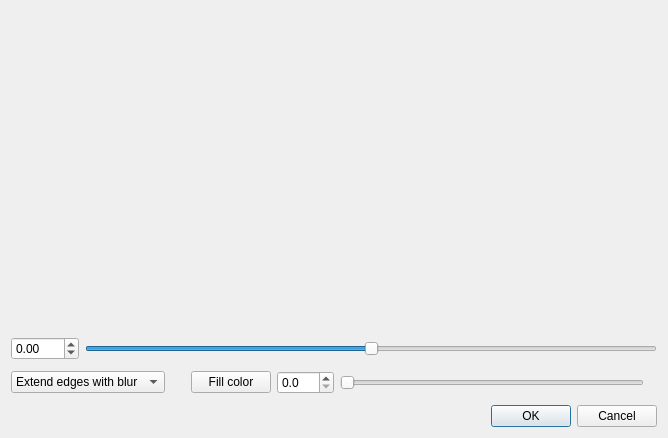
Above: src/dialogs/rotatedialog.ui from classicimageviewer/ClassicImageViewer before the change. Below: the same form after it.
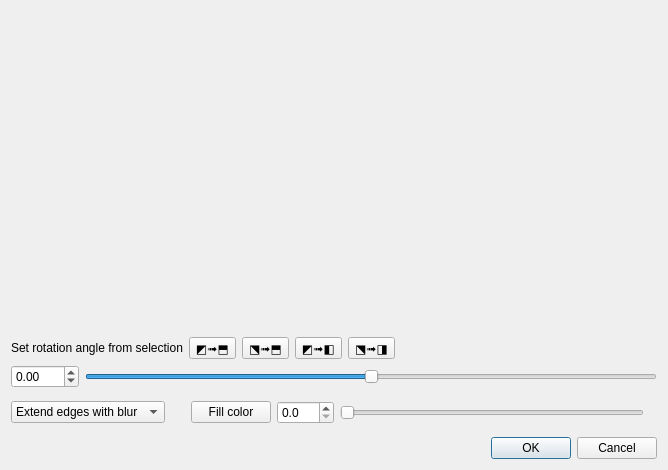
That is the form after the change.

Commit message: RotateDialog: option to set rotation angle from selection

The edit to the form file:
```diff
--- a/src/dialogs/rotatedialog.ui
+++ b/src/dialogs/rotatedialog.ui
@@ -10,7 +10,7 @@
     <x>0</x>
     <y>0</y>
     <width>668</width>
-    <height>438</height>
+    <height>470</height>
    </rect>
   </property>
   <property name="windowTitle">
@@ -61,6 +61,70 @@
        </item>
       </layout>
      </item>
+     <item>
+      <layout class="QHBoxLayout" name="horizontalLayout_3">
+       <item>
+        <widget class="QLabel" name="labelAngleFromSelection">
+         <property name="text">
+          <string>Set rotation angle from selection</string>
+         </property>
+        </widget>
+       </item>
+       <item>
+        <widget class="QToolButton" name="toolButtonAngleFromSelectionBLTRH">
+         <property name="toolTip">
+          <string>Bottom left to top right diagonal to horizotnal</string>
+         </property>
+         <property name="text">
+          <string notr="true">◩➟⬒</string>
+         </property>
+        </widget>
+       </item>
+       <item>
+        <widget class="QToolButton" name="toolButtonAngleFromSelectionTLBRH">
+         <property name="toolTip">
+          <string>Top left to bottom right diagonal to horizotnal</string>
+         </property>
+         <property name="text">
+          <string notr="true">⬔➟⬒</string>
+         </property>
+        </widget>
+       </item>
+       <item>
+        <widget class="QToolButton" name="toolButtonAngleFromSelectionBLTRV">
+         <property name="toolTip">
+          <string>Bottom left to top right diagonal to vertical</string>
+         </property>
+         <property name="text">
+          <string notr="true">◩➟◧</string>
+         </property>
+        </widget>
+       </item>
+       <item>
+        <widget class="QToolButton" name="toolButtonAngleFromSelectionTLBRV">
+         <property name="toolTip">
+          <string>Top left to bottom right diagonal to vertical</string>
+         </property>
+         <property name="text">
+          <string notr="true">⬔➟◨</string>
+         </property>
+        </widget>
+       </item>
+       <item>
+        <spacer name="horizontalSpacer_2">
+         <property name="orientation">
+          <enum>Qt::Horizontal</enum>
+         </property>
+         <property name="sizeHint" stdset="0">
+          <size>
+           <width>40</width>
+           <height>20</height>
+          </size>
+         </property>
+        </spacer>
+       </item>
+      </layout>
+     </item>
      <item>
       <layout class="QHBoxLayout" name="horizontalLayout_2">
        <item>
```
The commit also changes 5 other files.
